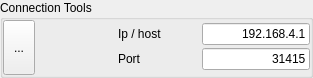
The window that Apps/LWControl/connectwidget.ui (darkjavi/ws2812Wheels) describes before a commit, drawn with Qt 5.
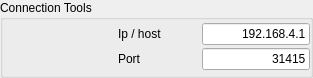
The same window after the commit. Icons and pictures are not drawn.

The edit to the form file:
```diff
--- a/Apps/LWControl/connectwidget.ui
+++ b/Apps/LWControl/connectwidget.ui
@@ -35,39 +35,6 @@
    <property name="bottomMargin">
     <number>0</number>
    </property>
-   <item>
-    <widget class="QToolButton" name="btnConnect">
-     <property name="minimumSize">
-      <size>
-       <width>32</width>
-       <height>32</height>
-      </size>
-     </property>
-     <property name="maximumSize">
-      <size>
-       <width>64</width>
-       <height>64</height>
-      </size>
-     </property>
-     <property name="text">
-      <string>...</string>
-     </property>
-     <property name="icon">
-      <iconset resource="resources.qrc">
-       <normaloff>:/icons/icons/connect-icon.png</normaloff>
-       <normalon>:/icons/icons/connected-icon.png</normalon>:/icons/icons/connect-icon.png</iconset>
-     </property>
-     <property name="iconSize">
-      <size>
-       <width>64</width>
-       <height>64</height>
-      </size>
-     </property>
-     <property name="checkable">
-      <bool>true</bool>
-     </property>
-    </widget>
-   </item>
    <item>
     <spacer name="horizontalSpacer_3">
      <property name="orientation">
```
Left out of the diff: 4 changed lines with no effect on the pictures.
